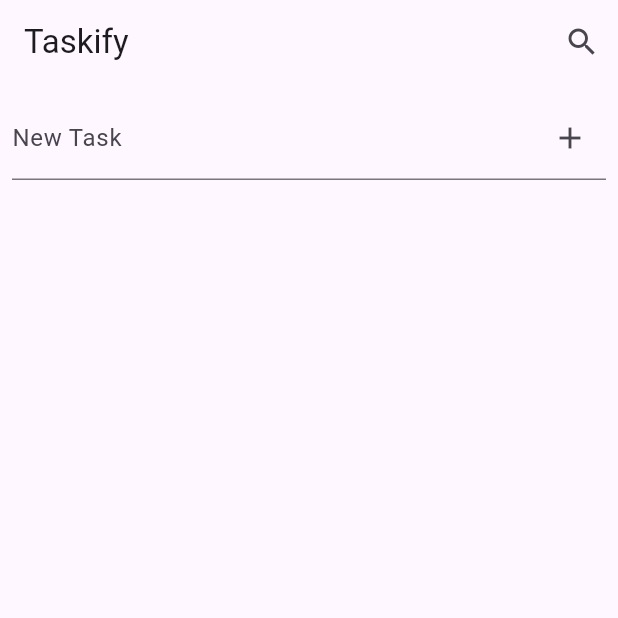
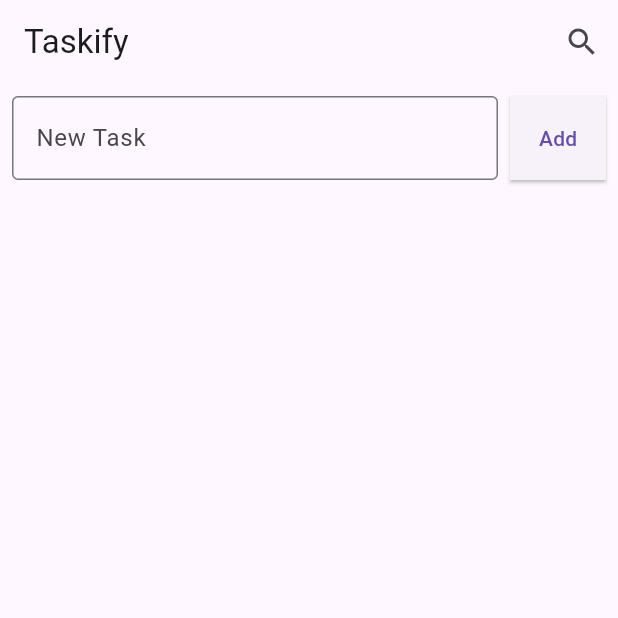
Before and after one commit to KishuKing/Appnexa-Todo-Flutter, a Flutter app: the screen it shows after launch, on a phone screen of 412 x 824 dp, the top half of it. Run offline on Flutter 3.47's test engine with Material 3 defaults, Android fonts, the phone set to English and light mode, and no system bars; our stand-ins replace shared_preferences.

Commit message:
Update home_screen.dart

```diff
--- a/lib/screens/home_screen.dart
+++ b/lib/screens/home_screen.dart
@@ -2,6 +2,7 @@ import 'package:flutter/material.dart';
 import '../models/task_model.dart';
 import '../services/local_storage.dart';
 import '../widgets/task_tile.dart';
+import 'priority_screen.dart';
 
 class HomeScreen extends StatefulWidget {
   @override
@@ -11,7 +12,7 @@ class HomeScreen extends StatefulWidget {
 class _HomeScreenState extends State<HomeScreen> {
   final TextEditingController _taskController = TextEditingController();
   List<Task> _tasks = [];
-  List<Task> _allTasks = []; // Store original tasks separately
+  List<Task> _allTasks = []; // Store all tasks for search
   final LocalStorage _storage = LocalStorage();
 
   @override
@@ -22,7 +23,7 @@ class _HomeScreenState extends State<HomeScreen> {
 
   @override
   void dispose() {
-    _taskController.dispose(); // Dispose controller to prevent memory leaks
+    _taskController.dispose();
     super.dispose();
   }
 
@@ -30,7 +31,7 @@ class _HomeScreenState extends State<HomeScreen> {
     List<Task> loadedTasks = await _storage.loadTasks();
     setState(() {
       _tasks = loadedTasks;
-      _allTasks = List.from(loadedTasks); // Keep a copy of the original list
+      _allTasks = List.from(loadedTasks); // Copy for search
     });
   }
 
@@ -62,12 +63,32 @@ class _HomeScreenState extends State<HomeScreen> {
     _storage.saveTasks(_tasks);
   }
 
+  void _setPriority(int index, String priority) {
+    setState(() {
+      _tasks[index].priority = priority;
+    });
+    _storage.saveTasks(_tasks);
+  }
+
+  void _openPriorityScreen(int index) {
+    Navigator.push(
+      context,
+      MaterialPageRoute(
+        builder:
+            (context) => PriorityScreen(
+              task: _tasks[index],
+              onPrioritySelected: (priority) {
+                _setPriority(index, priority);
+              },
+            ),
+      ),
+    );
+  }
+
   void _searchTask(String query) {
     setState(() {
       if (query.isEmpty) {
-        _tasks = List.from(
-          _allTasks,
-        ); // Restore original list if query is empty
+        _tasks = List.from(_allTasks);
       } else {
         _tasks =
             _allTasks
@@ -96,19 +117,44 @@ class _HomeScreenState extends State<HomeScreen> {
       ),
       body: Column(
         children: [
+          // 🟢 Add Task Bar
           Padding(
             padding: const EdgeInsets.all(8.0),
-            child: TextField(
-              controller: _taskController,
-              decoration: InputDecoration(
-                labelText: "New Task",
-                suffixIcon: IconButton(
-                  icon: Icon(Icons.add),
-                  onPressed: _addTask,
+            child: Row(
+              children: [
+                // 🟢 TextField for entering tasks
+                Expanded(
+                  child: TextField(
+                    controller: _taskController,
+                    decoration: InputDecoration(
+                      labelText: "New Task",
+                      border: OutlineInputBorder(),
+                    ),
+                  ),
                 ),
-              ),
+                SizedBox(width: 8),
+
+                // 🟢 Rectangular "Add" button with same height as TextField
+                SizedBox(
+                  height: 56, // Set the same height as TextField
+                  child: ElevatedButton(
+                    style: ElevatedButton.styleFrom(
+                      shape: RoundedRectangleBorder(
+                        borderRadius: BorderRadius.zero,
+                      ), // Remove button roundness
+                      padding: EdgeInsets.symmetric(
+                        horizontal: 16,
+                      ), // Adjust padding
+                    ),
+                    onPressed: _addTask,
+                    child: Text("Add"),
+                  ),
+                ),
+              ],
             ),
           ),
+
+          // 🟢 Task List
           Expanded(
             child: ListView.builder(
               itemCount: _tasks.length,
@@ -117,6 +163,7 @@ class _HomeScreenState extends State<HomeScreen> {
                   task: _tasks[index],
                   onToggle: () => _toggleTask(index),
                   onDelete: () => _deleteTask(index),
+                  onTap: () => _openPriorityScreen(index),
                 );
               },
             ),
```
